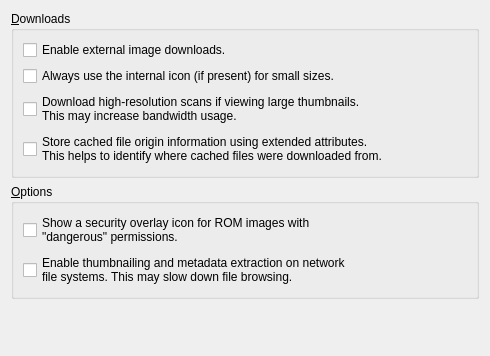
GerbilSoft/rom-properties, file src/kde/config/OptionsTab.ui: the form before one commit.
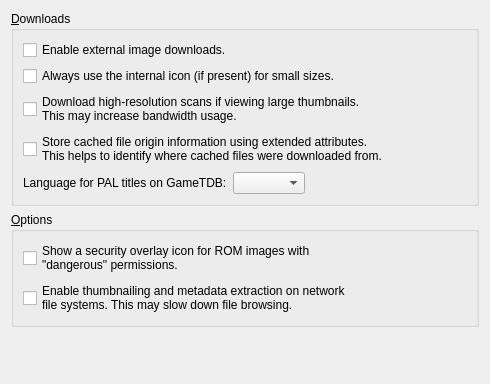
The form after the commit. Custom widgets are drawn as their Qt base class.

Commit message:
[kde] OptionsTab: Added an option for setting the language to use for PAL titles on GameTDB.
[librpbase] Config: Likewise.

The option is saved as the two-character language code.

RpQt.hpp: New function lcToQs() that converts a language code
to a QString. This is used in a few places.

LanguageComboBox: New setLCs() overload that takes an array of
language codes and repacks them into an std::set<> for processing.

TODO:
- Windows version.
- Actually make use of this setting when downloading.

Diff of the .ui file:
```diff
--- a/src/kde/config/OptionsTab.ui
+++ b/src/kde/config/OptionsTab.ui
@@ -7,7 +7,7 @@
     <x>0</x>
     <y>0</y>
     <width>490</width>
-    <height>356</height>
+    <height>384</height>
    </rect>
   </property>
   <layout class="QVBoxLayout" name="vboxMain">
@@ -47,6 +47,36 @@
         </property>
        </widget>
       </item>
+      <item>
+       <layout class="QHBoxLayout" name="hboxGameTDBPAL">
+        <item>
+         <widget class="QLabel" name="lblGameTDBPAL">
+          <property name="text">
+           <string>Language for PAL titles on GameTDB:</string>
+          </property>
+          <property name="textFormat">
+           <enum>Qt::PlainText</enum>
+          </property>
+         </widget>
+        </item>
+        <item>
+         <widget class="LanguageComboBox" name="cboGameTDBPAL"/>
+        </item>
+        <item>
+         <spacer name="hspcGameTDBPAL">
+          <property name="orientation">
+           <enum>Qt::Horizontal</enum>
+          </property>
+          <property name="sizeHint" stdset="0">
+           <size>
+            <width>40</width>
+            <height>20</height>
+           </size>
+          </property>
+         </spacer>
+        </item>
+       </layout>
+      </item>
      </layout>
     </widget>
    </item>
@@ -90,6 +120,13 @@
    </item>
   </layout>
  </widget>
+ <customwidgets>
+  <customwidget>
+   <class>LanguageComboBox</class>
+   <extends>QComboBox</extends>
+   <header>LanguageComboBox.hpp</header>
+  </customwidget>
+ </customwidgets>
  <resources/>
  <connections>
   <connection>
```
Left out of the diff: 34 changed lines with no effect on the pictures. The commit also changes 7 other files.
